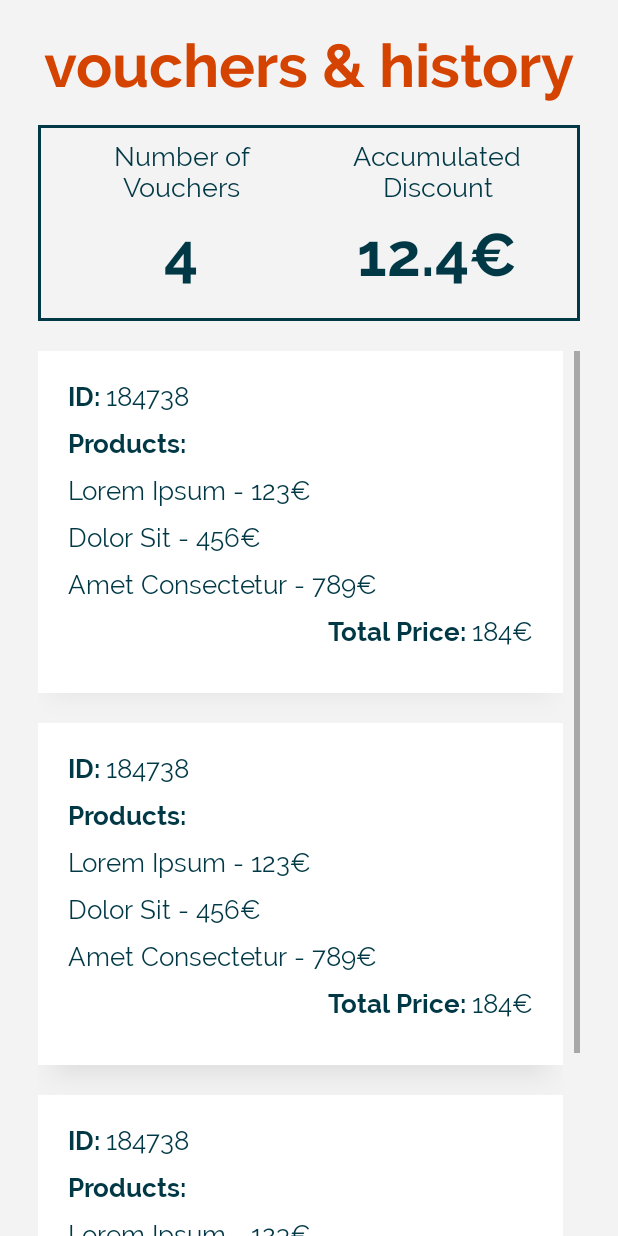
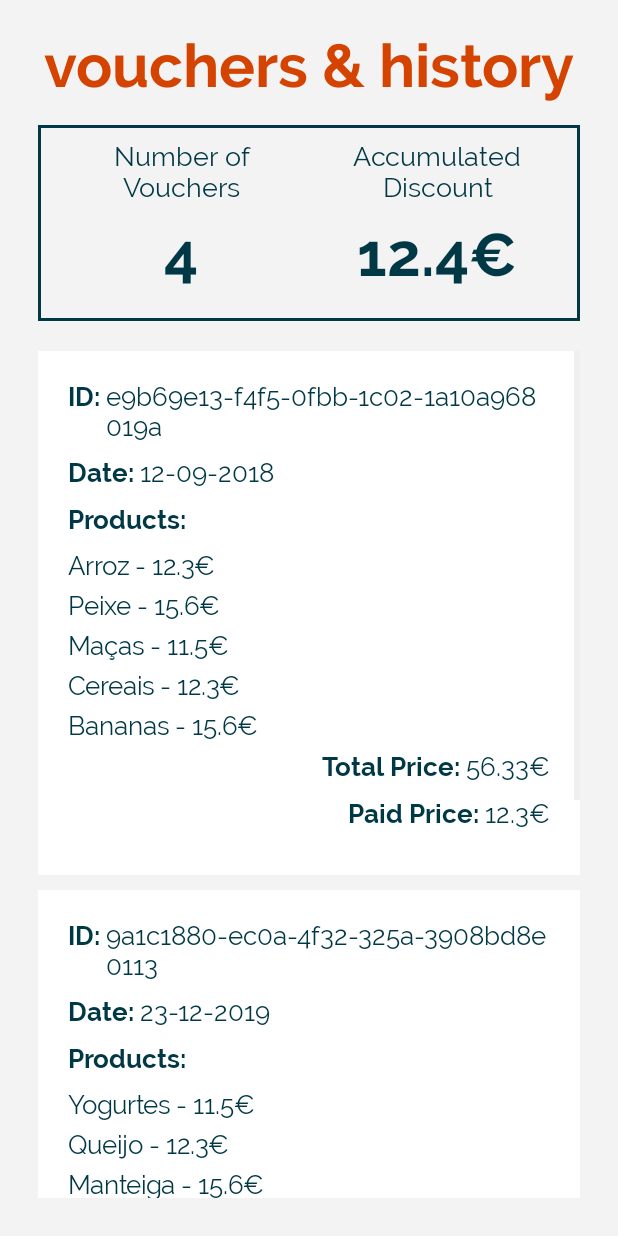
Before and after one commit to BeeMargarida/CMOV-FEUP, an Android app: the HistoryActivity screen opened directly, with no data from a screen before it, on a phone screen of 412 x 824 dp. Run offline under Robolectric (Android 15) with nearby library versions, the phone set to English and light mode, and no system bars.

Commit message:
History Adapter

```diff
--- a/Mobile/app/src/main/java/feup/cmov/mobile/BasketActivity.java
+++ b/Mobile/app/src/main/java/feup/cmov/mobile/BasketActivity.java
@@ -134,6 +134,8 @@ public class BasketActivity extends AppCompatActivity {
                 preferences.saveBasket(basketP);
                 try {
                     setBasket();
+                    TextView textviewTotal = findViewById(R.id.textview_total);
+                    textviewTotal.setText("0.00€");
                 } catch (JSONException e) {
                     Toast.makeText(context, "An error occurred while clearing the basket, please try again.",Toast.LENGTH_SHORT).show();
                 }
--- a/Mobile/app/src/main/java/feup/cmov/mobile/BasketAdapter.java
+++ b/Mobile/app/src/main/java/feup/cmov/mobile/BasketAdapter.java
@@ -63,7 +63,7 @@ public class BasketAdapter extends ArrayAdapter<Product> implements View.OnClick
         lastPosition = position;*/
 
         viewHolder.productName.setText(product.getName());
-        viewHolder.productPrice.setText(Float.toString(product.getPrice()));
+        viewHolder.productPrice.setText(Float.toString(product.getPrice()) +"€");
 
         // Return the completed view to render on screen
         return convertView;
--- a/Mobile/app/src/main/java/feup/cmov/mobile/HistoryActivity.java
+++ b/Mobile/app/src/main/java/feup/cmov/mobile/HistoryActivity.java
@@ -7,6 +7,7 @@ import android.view.Menu;
 import android.view.MenuInflater;
 import android.view.MenuItem;
 import android.view.View;
+import android.widget.ListView;
 import android.widget.PopupMenu;
 import android.widget.TextView;
 
@@ -16,12 +17,17 @@ import androidx.appcompat.app.AppCompatActivity;
 import org.json.JSONException;
 
 import java.util.ArrayList;
+import java.util.UUID;
 
 import feup.cmov.mobile.common.Preferences;
+import feup.cmov.mobile.common.Product;
+import feup.cmov.mobile.common.Purchase;
 
 public class HistoryActivity extends AppCompatActivity {
 
     public Context context;
+    private HistoryAdapter adapter;
+
     @Override
     protected void onCreate(@Nullable Bundle savedInstanceState) {
         super.onCreate(savedInstanceState);
@@ -33,12 +39,11 @@ public class HistoryActivity extends AppCompatActivity {
         try {
             setDiscount();
             setVouchersSize();
+            setHistory();
         } catch (JSONException e) {
             e.printStackTrace();
         }
 
-        //TODO: Chamada à API para obter as transferencias
-        //TODO: Set history
     }
 
     private void setVouchersSize() throws JSONException {
@@ -56,4 +61,60 @@ public class HistoryActivity extends AppCompatActivity {
         TextView discountTextView = findViewById(R.id.textview_discount);
         discountTextView.setText(Float.toString(discount)+"€");
     }
+
+    private void setHistory(){
+
+        //TODO: Chamada à API para obter as transferencias
+
+        //TODO: Delete
+        Product product1 = new Product(UUID.randomUUID(),"Arroz", 12.3f);
+        Product product2 = new Product(UUID.randomUUID(),"Peixe", 15.6f);
+        Product product3 = new Product(UUID.randomUUID(),"Maças", 11.5f);
+        Product product4 = new Product(UUID.randomUUID(),"Cereais", 12.3f);
+        Product product5 = new Product(UUID.randomUUID(),"Bananas", 15.6f);
+        Product product6 = new Product(UUID.randomUUID(),"Yogurtes", 11.5f);
+        Product product7 = new Product(UUID.randomUUID(),"Queijo", 12.3f);
+        Product product8 = new Product(UUID.randomUUID(),"Manteiga", 15.6f);
+        Product product9 = new Product(UUID.randomUUID(),"Água", 11.5f);
+        Product product10 = new Product(UUID.randomUUID(),"Batatas", 12.3f);
+        Product product11 = new Product(UUID.randomUUID(),"Cenouras", 12.3f);
+        Product product12 = new Product(UUID.randomUUID(),"Vinho", 15.6f);
+        Product product13 = new Product(UUID.randomUUID(),"Bolachas", 11.5f);
+        Product product14 = new Product(UUID.randomUUID(),"Pizza", 12.3f);
+        Product product15 = new Product(UUID.randomUUID(),"Sopa", 15.6f);
+
+        ArrayList <Product> purchase1v = new ArrayList<>();
+        ArrayList <Product> purchase2v = new ArrayList<>();
+        ArrayList <Product> purchase3v = new ArrayList<>();
+
+        purchase1v.add(product1);
+        purchase1v.add(product2);
+        purchase1v.add(product3);
+        purchase1v.add(product4);
+        purchase1v.add(product5);
+        purchase2v.add(product6);
+        purchase2v.add(product7);
+        purchase2v.add(product8);
+        purchase2v.add(product9);
+        purchase2v.add(product10);
+        purchase3v.add(product11);
+        purchase3v.add(product12);
+        purchase3v.add(product13);
+        purchase3v.add(product14);
+        purchase3v.add(product15);
+
+        Purchase purchase1 = new Purchase(UUID.randomUUID(), "12-09-2018", purchase1v, 56.33f, 12.3f);
+        Purchase purchase2 = new Purchase(UUID.randomUUID(), "23-12-2019", purchase2v, 392.39f,78.8f);
+        Purchase purchase3 = new Purchase(UUID.randomUUID(), "2-03-2020", purchase3v, 329.39f,329.39f);
+
+        ArrayList <Purchase> history = new ArrayList();
+
+        history.add(purchase1);
+        history.add(purchase2);
+        history.add(purchase3);
+
+        ListView listView=(ListView)findViewById(R.id.list);
+        adapter = new HistoryAdapter(history,getApplicationContext());
+        listView.setAdapter(adapter);
+    }
 }
--- /dev/null
+++ b/Mobile/app/src/main/java/feup/cmov/mobile/HistoryAdapter.java
@@ -0,0 +1,94 @@
+package feup.cmov.mobile;
+
+import android.content.Context;
+import android.graphics.Color;
+import android.graphics.Typeface;
+import android.view.LayoutInflater;
+import android.view.View;
+import android.view.ViewGroup;
+import android.widget.ArrayAdapter;
+import android.widget.LinearLayout;
+import android.widget.TextView;
+import java.util.ArrayList;
+import feup.cmov.mobile.common.Purchase;
+
+public class HistoryAdapter extends ArrayAdapter<Purchase> implements View.OnClickListener{
+
+    private ArrayList<Purchase> dataSet;
+    Context mContext;
+
+    // View lookup cache
+    private static class ViewHolder {
+        TextView purchaseID;
+        TextView purchaseDate;
+        LinearLayout purchaseProducts;
+        TextView totalPrice;
+        TextView paidPrice;
+    }
+
+    public HistoryAdapter(ArrayList<Purchase> data, Context context) {
+        super(context, R.layout.history_purchase, data);
+        this.dataSet = data;
+        this.mContext = context;
+    }
+
+    @Override
+    public void onClick(View v) {
+        //TODO: DELETE PRODUCT
+    }
+
+    private int lastPosition = -1;
+
+    @Override
+    public View getView(int position, View convertView, ViewGroup parent) {
+        // Get the data item for this position
+        Purchase purchase = getItem(position);
+        // Check if an existing view is being reused, otherwise inflate the view
+        ViewHolder viewHolder; // view lookup cache stored in tag
+
+        final View result;
+
+        if (convertView == null) {
+
+            viewHolder = new ViewHolder();
+            LayoutInflater inflater = LayoutInflater.from(getContext());
+            convertView = inflater.inflate(R.layout.history_purchase, parent, false);
+            viewHolder.purchaseID = (TextView) convertView.findViewById(R.id.purchase_id);
+            viewHolder.purchaseDate = (TextView) convertView.findViewById(R.id.purchase_date);
+            viewHolder.totalPrice = (TextView) convertView.findViewById(R.id.purchase_price);
+            viewHolder.paidPrice = (TextView) convertView.findViewById(R.id.purchase_paid_price);
+            viewHolder.purchaseProducts = (LinearLayout)  convertView.findViewById(R.id.purchase_prdsucts);
+
+            result=convertView;
+
+            convertView.setTag(viewHolder);
+        } else {
+            viewHolder = (ViewHolder) convertView.getTag();
+            result=convertView;
+        }
+
+        viewHolder.purchaseID.setText(purchase.getUuid().toString());
+        viewHolder.purchaseDate.setText(purchase.getDate());
+        viewHolder.totalPrice.setText(Float.toString(purchase.getTotalPrice()) +"€");
+        viewHolder.paidPrice.setText(Float.toString(purchase.getPaidPrice()) +"€");
+        viewHolder.purchaseProducts.removeAllViews();
+
+        for(int i = 0; i < purchase.getProducts().size(); i++){
+            TextView textView = new TextView(this.mContext);
+            textView.setText(purchase.getProducts().get(i).getName() + " - " + purchase.getProducts().get(i).getPrice()+"€");
+            textView.setTextSize((float) 17);
+            textView.setTextColor(Color.parseColor("#003845"));
+            Typeface font = Typeface.createFromAsset(mContext.getAssets(), "raleway.ttf");
+            textView.setTypeface(font);
+
+            LinearLayout.LayoutParams params = new LinearLayout.LayoutParams(LinearLayout.LayoutParams.WRAP_CONTENT, LinearLayout.LayoutParams.WRAP_CONTENT);
+            params.setMargins(0,0,0,10);
+            textView.setLayoutParams(params);
+
+            viewHolder.purchaseProducts.addView(textView);
+        }
+
+        return convertView;
+    }
+
+}
--- /dev/null
+++ b/Mobile/app/src/main/java/feup/cmov/mobile/common/Purchase.java
@@ -0,0 +1,55 @@
+package feup.cmov.mobile.common;
+
+import java.io.Serializable;
+import java.util.ArrayList;
+import java.util.UUID;
+
+public class Purchase implements Serializable {
+
+    private UUID uuid;
+    private String date;
+    private ArrayList<Product> products;
+    private float totalPrice;
+    private float paidPrice;
+
+    public Purchase(UUID uuid, String date, ArrayList<Product> products, float totalPrice, float paidPrice) {
+        this.uuid = uuid;
+        this.date = date;
+        this.products = products;
+        this.totalPrice = totalPrice;
+        this.paidPrice = paidPrice;
+    }
+
+    public UUID getUuid() {
+        return uuid;
+    }
+
+    public void setUuid(UUID uuid) {
+        this.uuid = uuid;
+    }
+
+    public String getDate() { return date; }
+
+    public void setDate(String date) {this.date=date;}
+
+    public  ArrayList<Product> getProducts() {return products;}
+
+    public void setProducts(ArrayList<Product> products){this.products = products;}
+
+    public float getTotalPrice() {
+        return totalPrice;
+    }
+
+    public void setTotalPrice(float totalPrice) {
+        this.totalPrice = totalPrice;
+    }
+
+    public float getPaidPrice() {
+        return paidPrice;
+    }
+
+    public void setPaidPrice(float paidPrice) {
+        this.paidPrice = paidPrice;
+    }
+
+}
--- a/Mobile/app/src/main/res/layout/activity_history.xml
+++ b/Mobile/app/src/main/res/layout/activity_history.xml
@@ -89,7 +89,18 @@
 
     </LinearLayout>
 
-    <ScrollView
+    <ListView
+        android:id="@+id/list"
+        android:layout_width="fill_parent"
+        android:layout_height="0dp"
+        android:layout_weight="1"
+        android:layout_marginBottom="25dp"
+        android:divider="@android:color/transparent"
+        android:dividerHeight="10dp"
+        />
+
+
+    <!--<ScrollView
         android:layout_width="match_parent"
         android:layout_height="wrap_content"
         android:scrollbarStyle="outsideInset"
@@ -418,6 +429,6 @@
 
         </LinearLayout>
 
-    </ScrollView>
+    </ScrollView>-->
 
 </LinearLayout>
--- /dev/null
+++ b/Mobile/app/src/main/res/layout/history_purchase.xml
@@ -0,0 +1,145 @@
+<?xml version="1.0" encoding="utf-8"?>
+<LinearLayout xmlns:android="http://schemas.android.com/apk/res/android"
+    android:orientation="vertical"
+    android:layout_width="match_parent"
+    android:layout_height="wrap_content"
+    android:background="@color/colorWhite"
+    android:layout_marginBottom="50dp"
+    android:padding="20dp">
+
+        <LinearLayout
+            android:layout_width="match_parent"
+            android:layout_height="wrap_content"
+            android:orientation="horizontal">
+
+            <TextView
+                android:layout_width="wrap_content"
+                android:layout_height="wrap_content"
+                android:layout_marginBottom="10dp"
+                android:fontFamily="@font/raleway_bold"
+                android:text="ID: "
+                android:textColor="@color/colorText"
+                android:textSize="17dp" />
+
+            <TextView
+                android:id="@+id/purchase_id"
+                android:layout_width="wrap_content"
+                android:layout_height="wrap_content"
+                android:layout_marginBottom="10dp"
+                android:fontFamily="@font/raleway"
+                android:text="184738"
+                android:textColor="@color/colorText"
+                android:textSize="17dp" />
+
+        </LinearLayout>
+
+        <LinearLayout
+            android:layout_width="match_parent"
+            android:layout_height="wrap_content"
+            android:orientation="horizontal">
+
+            <TextView
+                android:layout_width="wrap_content"
+                android:layout_height="wrap_content"
+                android:layout_marginBottom="10dp"
+                android:fontFamily="@font/raleway_bold"
+                android:text="Date: "
+                android:textColor="@color/colorText"
+                android:textSize="17dp" />
+
+            <TextView
+                android:id="@+id/purchase_date"
+                android:layout_width="wrap_content"
+                android:layout_height="wrap_content"
+                android:layout_marginBottom="10dp"
+                android:fontFamily="@font/raleway"
+                android:text="30-12-2019"
+                android:textColor="@color/colorText"
+                android:textSize="17dp" />
+
+        </LinearLayout>
+
+        <TextView
+            android:layout_width="match_parent"
+            android:layout_height="wrap_content"
+            android:layout_marginBottom="10dp"
+            android:layout_weight="3"
+            android:fontFamily="@font/raleway_bold"
+            android:text="Products:"
+            android:textColor="@color/colorText"
+            android:textSize="17dp" />
+
+        <LinearLayout
+            android:id="@+id/purchase_prdsucts"
+            android:layout_width="match_parent"
+            android:layout_height="wrap_content"
+            android:orientation="vertical">
+
+            <!--<TextView
+                android:layout_width="match_parent"
+                android:layout_height="wrap_content"
+                android:layout_marginBottom="10dp"
+                android:fontFamily="@font/raleway"
+                android:text="Lorem Ipsum - 123€"
+                android:textColor="@color/colorText"
+                android:textSize="17dp"--> />
+
+
+        </LinearLayout>
+
+
+        <LinearLayout
+            android:layout_width="wrap_content"
+            android:layout_height="wrap_content"
+            android:layout_gravity="right"
+            android:orientation="horizontal">
+
+            <TextView
+                android:layout_width="wrap_content"
+                android:layout_height="wrap_content"
+                android:layout_marginBottom="10dp"
+                android:fontFamily="@font/raleway_bold"
+                android:text="Total Price: "
+                android:textColor="@color/colorText"
+                android:textSize="17dp" />
+
+            <TextView
+                android:id="@+id/purchase_price"
+                android:layout_width="wrap_content"
+                android:layout_height="wrap_content"
+                android:layout_marginBottom="10dp"
+                android:fontFamily="@font/raleway"
+                android:text="184€"
+                android:textColor="@color/colorText"
+                android:textSize="17dp" />
+
+        </LinearLayout>
+
+    <LinearLayout
+        android:layout_width="wrap_content"
+        android:layout_height="wrap_content"
+        android:layout_gravity="right"
+        android:orientation="horizontal">
+
+        <TextView
+            android:layout_width="wrap_content"
+            android:layout_height="wrap_content"
+            android:layout_marginBottom="10dp"
+            android:fontFamily="@font/raleway_bold"
+            android:text="Paid Price: "
+            android:textColor="@color/colorText"
+            android:textSize="17dp" />
+
+        <TextView
+            android:id="@+id/purchase_paid_price"
+            android:layout_width="wrap_content"
+            android:layout_height="wrap_content"
+            android:layout_marginBottom="10dp"
+            android:fontFamily="@font/raleway"
+            android:text="184€"
+            android:textColor="@color/colorText"
+            android:textSize="17dp" />
+
+    </LinearLayout>
+
+</LinearLayout>
```
Also changed, not shown: Mobile/app/src/main/assets/raleway.ttf (added).
